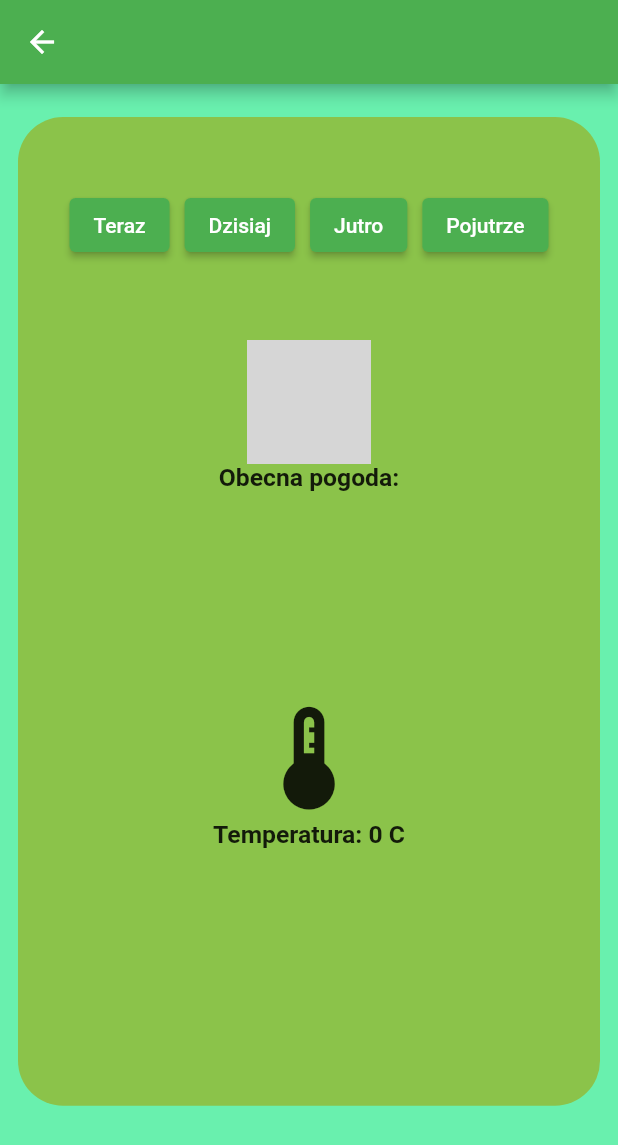
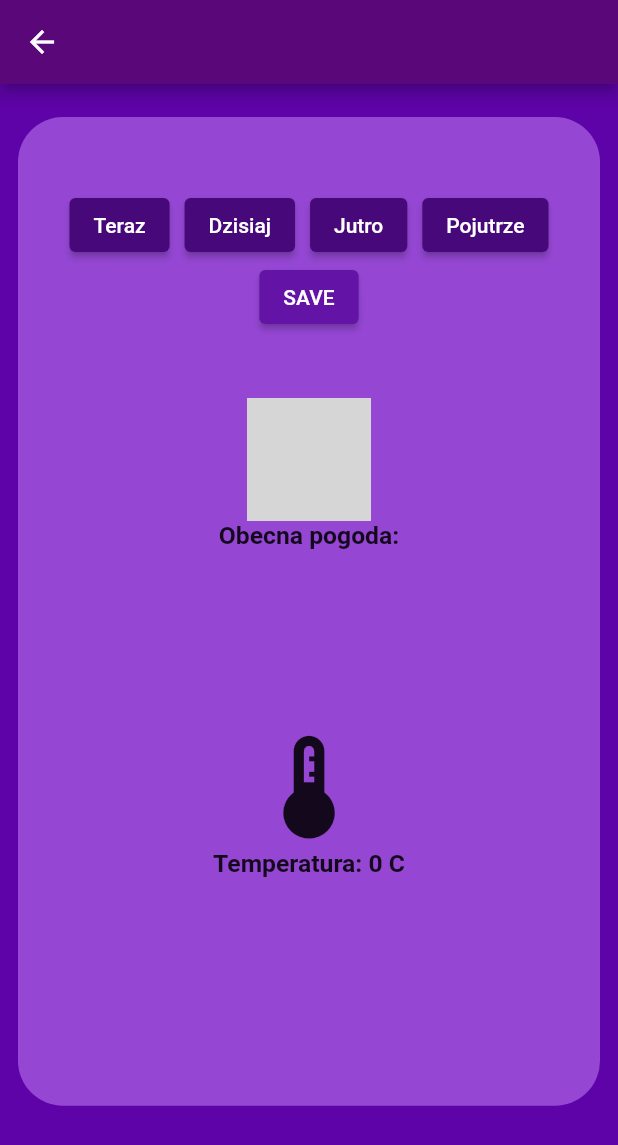
Before and after one commit to KarolFilipiak/SimpleWeatherApp, a Flutter app: the CityDetails screen opened directly with empty values, on a phone screen of 412 x 824 dp. Shown: the top 1145 px of the screen. Run offline on Flutter 3.47's test engine with Material 2 defaults, Android fonts, the phone set to English and light mode, and no system bars; our stand-ins replace shared_preferences, top_snackbar_flutter, weather_icons; accounts and stored records are empty; network calls fail; grey boxes are pictures that could not be loaded.

Commit message:
2.0 - working app

```diff
--- a/lib/home_page.dart
+++ b/lib/home_page.dart
@@ -1,6 +1,7 @@
 // ignore_for_file: deprecated_member_use
 
 import 'package:flutter/material.dart';
+import 'package:weather/views/cities_list.dart';
 import 'package:weather/views/welcome_page.dart';
 import 'package:url_launcher/url_launcher.dart';
 
@@ -26,7 +27,10 @@ class _HomePageState extends State<HomePage> {
   void initState() {
     super.initState();
 
-    _pages = <Widget>[WelcomePage(), WelcomePage()];
+    _pages = <Widget>[
+      WelcomePage(),
+      CitiesList()
+      ];
 
     print('init_home');
   }
--- a/lib/main.dart
+++ b/lib/main.dart
@@ -17,7 +17,7 @@ class MyApp extends StatelessWidget {
       debugShowCheckedModeBanner: false,
       theme: ThemeData(
         primarySwatch: Colors.blue,
-        scaffoldBackgroundColor: Colors.greenAccent,
+        scaffoldBackgroundColor: Color.fromARGB(255, 94, 3, 168),
       ),
       home: const HomePage(),
     );
--- a/lib/views/city_details.dart
+++ b/lib/views/city_details.dart
@@ -3,6 +3,7 @@ import 'dart:math';
 import 'package:flutter/material.dart';
 import '../data/city_data.dart';
 import 'package:weather_icons/weather_icons.dart';
+import 'package:shared_preferences/shared_preferences.dart';
 
 class CityDetails extends StatefulWidget {
   final CityData cityDet;
@@ -17,6 +18,38 @@ class _CityDetailsState extends State<CityDetails> {
   int mode = 0;
   num skala1 = 0.3;
   bool _isLoading = true;
+  List<String> _obj = [];
+  String saveload = 'SAVE';
+
+  @override
+  void initState() {
+    super.initState();
+    loadSettings();
+  }
+
+  saveSettings() async {
+    SharedPreferences prefs = await SharedPreferences.getInstance();
+    prefs.setStringList('savedCities', _obj);
+    print("DETAILS SAVE: ${_obj}");
+  }
+
+  loadSettings() async {
+    SharedPreferences prefs = await SharedPreferences.getInstance();
+    var objFromDb = prefs.getStringList('savedCities') ?? [];
+    setState(() {
+      _obj = objFromDb;
+      _isLoading = false;
+
+      if (objFromDb.contains(widget.cityDet.city_name)){
+        saveload = 'DELETE';
+      }
+      else
+      {
+        saveload = 'SAVE';
+      }
+    });
+    print("DETAILS LOAD: ${_obj}");
+  }
 
   @override
   Widget build(BuildContext context) {
@@ -78,9 +111,8 @@ class _CityDetailsState extends State<CityDetails> {
     Size size = MediaQuery.of(context).size;
     return Scaffold(
         appBar: AppBar(
-          backgroundColor: Colors.green,
+          backgroundColor: Color.fromARGB(255, 89, 7, 121),
         ),
-        backgroundColor: Colors.greenAccent,
         body: _isLoading
           ? Center(
               child: CircularProgressIndicator(),
@@ -95,7 +127,7 @@ class _CityDetailsState extends State<CityDetails> {
                       height: size.height * 0.8,
                       width: size.width,
                       decoration: BoxDecoration(
-                        color: Colors.lightGreen,
+                        color: Color.fromARGB(255, 149, 71, 212),
                         borderRadius: BorderRadius.circular(30),
                       ),
                       alignment: Alignment.center,
@@ -116,7 +148,7 @@ class _CityDetailsState extends State<CityDetails> {
                                 onPressed: () => _onItemTapped(0),
                                 child: Text("Teraz"),
                                 style: ElevatedButton.styleFrom(
-                                  primary: Colors.green,
+                                  primary: Color.fromARGB(255, 71, 9, 122),
                                 ),
                               ),
                               SizedBox(width: 10),
@@ -124,7 +156,7 @@ class _CityDetailsState extends State<CityDetails> {
                                 onPressed: () => _onItemTapped(1),
                                 child: Text("Dzisiaj"),
                                 style: ElevatedButton.styleFrom(
-                                  primary: Colors.green,
+                                  primary: Color.fromARGB(255, 71, 9, 122),
                                 ),
                               ),
                               SizedBox(width: 10),
@@ -132,7 +164,7 @@ class _CityDetailsState extends State<CityDetails> {
                                 onPressed: () => _onItemTapped(2),
                                 child: Text("Jutro"),
                                 style: ElevatedButton.styleFrom(
-                                  primary: Colors.green,
+                                  primary: Color.fromARGB(255, 71, 9, 122),
                                 ),
                               ),
                               SizedBox(width: 10),
@@ -140,10 +172,34 @@ class _CityDetailsState extends State<CityDetails> {
                                 onPressed: () => _onItemTapped(3),
                                 child: Text("Pojutrze"),
                                 style: ElevatedButton.styleFrom(
-                                  primary: Colors.green,
+                                  primary: Color.fromARGB(255, 71, 9, 122),
                                 ),
                               ),
                             ],
+                          ),
+                          ElevatedButton(
+                                onPressed: () => {
+                                  if(_obj.contains(cityName)){
+                                    setState(() {
+                                      _obj.remove(cityName);
+                                      saveSettings();
+                                      loadSettings();
+                                    }
+                                    ),
+                                  }
+                                  else{
+                                    setState(() {
+                                      _obj.add(cityName);
+                                      saveSettings();
+                                      loadSettings();
+                                    }
+                                    ),
+                                  }
+                                },
+                                child: Text(saveload),
+                                style: ElevatedButton.styleFrom(
+                                  primary: Color.fromARGB(255, 100, 19, 167),
+                                ),
                           ),
                           Spacer(flex: 1,),
                           Image.network(
@@ -198,7 +254,7 @@ class _CityDetailsState extends State<CityDetails> {
                       height: size.height * 0.8,
                       width: size.width,
                       decoration: BoxDecoration(
-                        color: Colors.lightGreen,
+                        color: Color.fromARGB(255, 149, 71, 212),
                         borderRadius: BorderRadius.circular(30),
                       ),
                       alignment: Alignment.center,
@@ -219,7 +275,7 @@ class _CityDetailsState extends State<CityDetails> {
                                 onPressed: () => _onItemTapped(0),
                                 child: Text("Teraz"),
                                 style: ElevatedButton.styleFrom(
-                                  primary: Colors.green,
+                                  primary: Color.fromARGB(255, 71, 9, 122),
                                 ),
                               ),
                               SizedBox(width: 10),
@@ -227,7 +283,7 @@ class _CityDetailsState extends State<CityDetails> {
                                 onPressed: () => _onItemTapped(1),
                                 child: Text("Dzisiaj"),
                                 style: ElevatedButton.styleFrom(
-                                  primary: Colors.green,
+                                  primary: Color.fromARGB(255, 71, 9, 122),
                                 ),
                               ),
                               SizedBox(width: 10),
@@ -235,7 +291,7 @@ class _CityDetailsState extends State<CityDetails> {
                                 onPressed: () => _onItemTapped(2),
                                 child: Text("Jutro"),
                                 style: ElevatedButton.styleFrom(
-                                  primary: Colors.green,
+                                  primary: Color.fromARGB(255, 71, 9, 122),
                                 ),
                               ),
                               SizedBox(width: 10),
@@ -243,7 +299,7 @@ class _CityDetailsState extends State<CityDetails> {
                                 onPressed: () => _onItemTapped(3),
                                 child: Text("Pojutrze"),
                                 style: ElevatedButton.styleFrom(
-                                  primary: Colors.green,
+                                  primary: Color.fromARGB(255, 71, 9, 122),
                                 ),
                               ),
                             ],
--- a/lib/views/welcome_page.dart
+++ b/lib/views/welcome_page.dart
@@ -51,10 +51,9 @@ class _WelcomePageState extends State<WelcomePage> {
           const SizedBox(width: 10),
           const Icon(Icons.search),
         ]),
-        backgroundColor: Colors.green,
+        backgroundColor: Color.fromARGB(255, 89, 7, 121),
         automaticallyImplyLeading: false,
       ),
-      backgroundColor: Colors.lightGreen,
       body: _isLoading
       ? Center(
           child: CircularProgressIndicator(),
@@ -64,7 +63,8 @@ class _WelcomePageState extends State<WelcomePage> {
           mainAxisAlignment: MainAxisAlignment.center,
           crossAxisAlignment: CrossAxisAlignment.center,
           children: [
-            const Text('Welcome', style: TextStyle(fontSize: 40)),
+            const Text('Welcome to my app!', style: TextStyle(fontSize: 40, fontWeight: FontWeight.w900, color: Color.fromARGB(255, 200, 200, 200))),
+            const Text('Type city name and tap a button to start', style: TextStyle(fontSize: 15, fontWeight: FontWeight.w900, color: Color.fromARGB(255, 200, 200, 200))),
             const SizedBox(
               height: 20,
             ),
--- a/pubspec.yaml
+++ b/pubspec.yaml
@@ -38,6 +38,8 @@ dependencies:
   weather_icons: ^3.0.0
   top_snackbar_flutter: ^2.1.0
   url_launcher: ^6.1.4
+  realm: ^0.3.1+beta
+  shared_preferences: ^2.0.15
 
 dev_dependencies:
   flutter_test:
```
Also changed, not shown: lib/views/cities_list.dart (added, +146 -0 lines), pubspec.lock, 5 other files.
